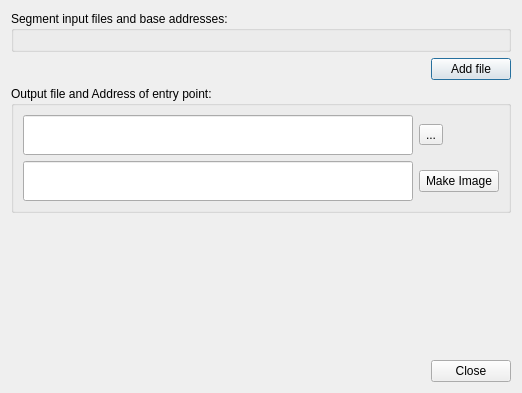
Above: makeimagedialog.ui from hassanibi/espflasher before the change. Below: the same form after it.
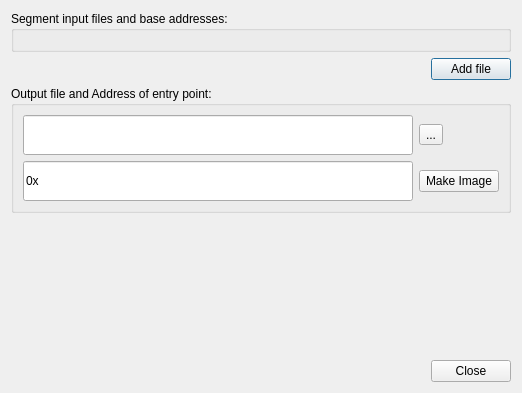
That is the form after the change. Icons and pictures are not drawn. Custom widgets are drawn as their Qt base class.

The edit to the form file:
```diff
--- a/makeimagedialog.ui
+++ b/makeimagedialog.ui
@@ -118,6 +118,12 @@
             <height>40</height>
            </size>
           </property>
+          <property name="inputMask">
+           <string>\0\xhhhhhhhh</string>
+          </property>
+          <property name="maxLength">
+           <number>10</number>
+          </property>
          </widget>
         </item>
         <item row="1" column="1">
```
